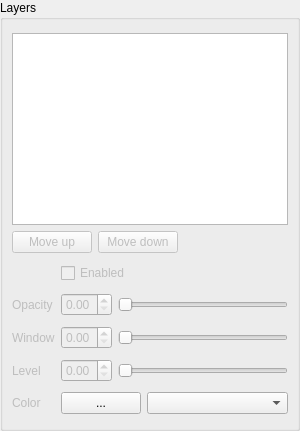
Before: the Qt Designer form src/LayersWidget.ui in ManiVaultStudio/ImageViewerPlugin, drawn with Qt 5.
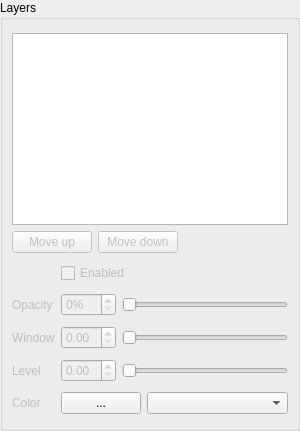
After: the same form once the commit is applied.

The edit to the form file:
```diff
--- a/src/LayersWidget.ui
+++ b/src/LayersWidget.ui
@@ -100,8 +100,26 @@
           <property name="enabled">
            <bool>false</bool>
           </property>
+          <property name="sizePolicy">
+           <sizepolicy hsizetype="Minimum" vsizetype="Fixed">
+            <horstretch>1</horstretch>
+            <verstretch>0</verstretch>
+           </sizepolicy>
+          </property>
+          <property name="minimumSize">
+           <size>
+            <width>55</width>
+            <height>0</height>
+           </size>
+          </property>
+          <property name="suffix">
+           <string>%</string>
+          </property>
+          <property name="decimals">
+           <number>0</number>
+          </property>
           <property name="maximum">
-           <double>1.000000000000000</double>
+           <double>100.000000000000000</double>
           </property>
           <property name="singleStep">
            <double>0.100000000000000</double>
@@ -115,7 +133,7 @@
           </property>
           <property name="sizePolicy">
            <sizepolicy hsizetype="MinimumExpanding" vsizetype="Fixed">
-            <horstretch>0</horstretch>
+            <horstretch>3</horstretch>
             <verstretch>0</verstretch>
            </sizepolicy>
           </property>
@@ -264,6 +282,18 @@
           <property name="enabled">
            <bool>false</bool>
           </property>
+          <property name="sizePolicy">
+           <sizepolicy hsizetype="Minimum" vsizetype="Fixed">
+            <horstretch>1</horstretch>
+            <verstretch>0</verstretch>
+           </sizepolicy>
+          </property>
+          <property name="minimumSize">
+           <size>
+            <width>55</width>
+            <height>0</height>
+           </size>
+          </property>
           <property name="maximum">
            <double>1.000000000000000</double>
           </property>
@@ -279,7 +309,7 @@
           </property>
           <property name="sizePolicy">
            <sizepolicy hsizetype="MinimumExpanding" vsizetype="Fixed">
-            <horstretch>0</horstretch>
+            <horstretch>3</horstretch>
             <verstretch>0</verstretch>
            </sizepolicy>
           </property>
@@ -307,6 +337,18 @@
           <property name="enabled">
            <bool>false</bool>
           </property>
+          <property name="sizePolicy">
+           <sizepolicy hsizetype="Minimum" vsizetype="Fixed">
+            <horstretch>1</horstretch>
+            <verstretch>0</verstretch>
+           </sizepolicy>
+          </property>
+          <property name="minimumSize">
+           <size>
+            <width>55</width>
+            <height>0</height>
+           </size>
+          </property>
           <property name="maximum">
            <double>1.000000000000000</double>
           </property>
@@ -322,7 +364,7 @@
           </property>
           <property name="sizePolicy">
            <sizepolicy hsizetype="MinimumExpanding" vsizetype="Fixed">
-            <horstretch>0</horstretch>
+            <horstretch>3</horstretch>
             <verstretch>0</verstretch>
            </sizepolicy>
           </property>
```
Left out of the diff: 5 changed lines with no effect on the pictures.
